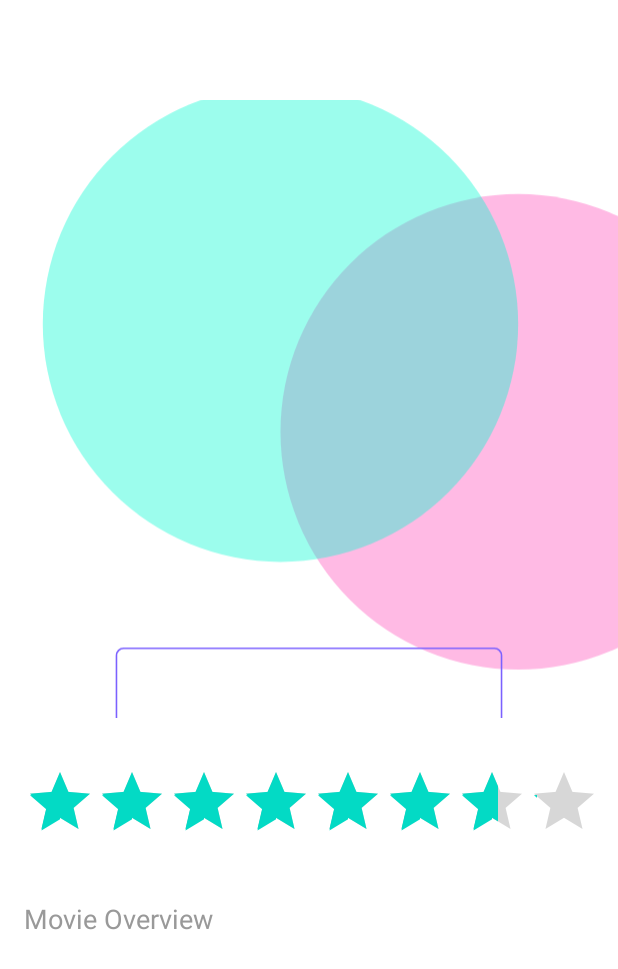
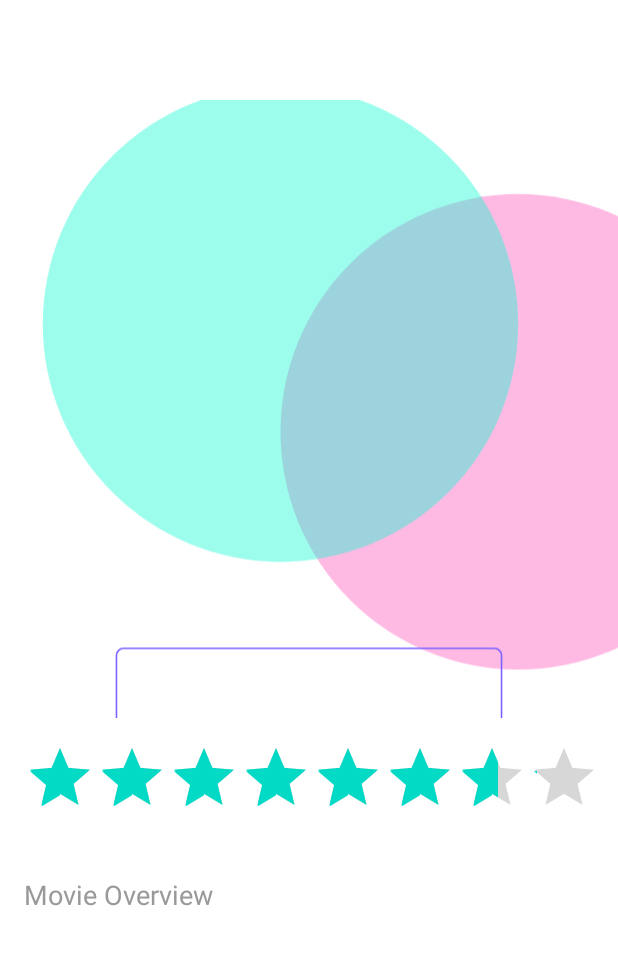
Before and after one commit to mukhsadr/Flixster, an Android app: the DetailActivity screen opened directly, with no data from a screen before it, on a phone screen of 412 x 824 dp. Shown: the top 969 px of the screen. Run offline under Robolectric (Android 15) with nearby library versions, the phone set to English and light mode, and no system bars; pictures from the network do not load; 5 statements that could not run were skipped.

Commit message:
style: improved movie detail layout.

```diff
--- a/app/src/main/res/layout/activity_detail.xml
+++ b/app/src/main/res/layout/activity_detail.xml
@@ -38,7 +38,6 @@
         android:padding="16dp"
         android:layout_width="wrap_content"
         android:layout_height="wrap_content"
-        android:layout_marginTop="16dp"
         android:isIndicator="true"
         android:numStars="10"
         android:rating="8.3"
```
